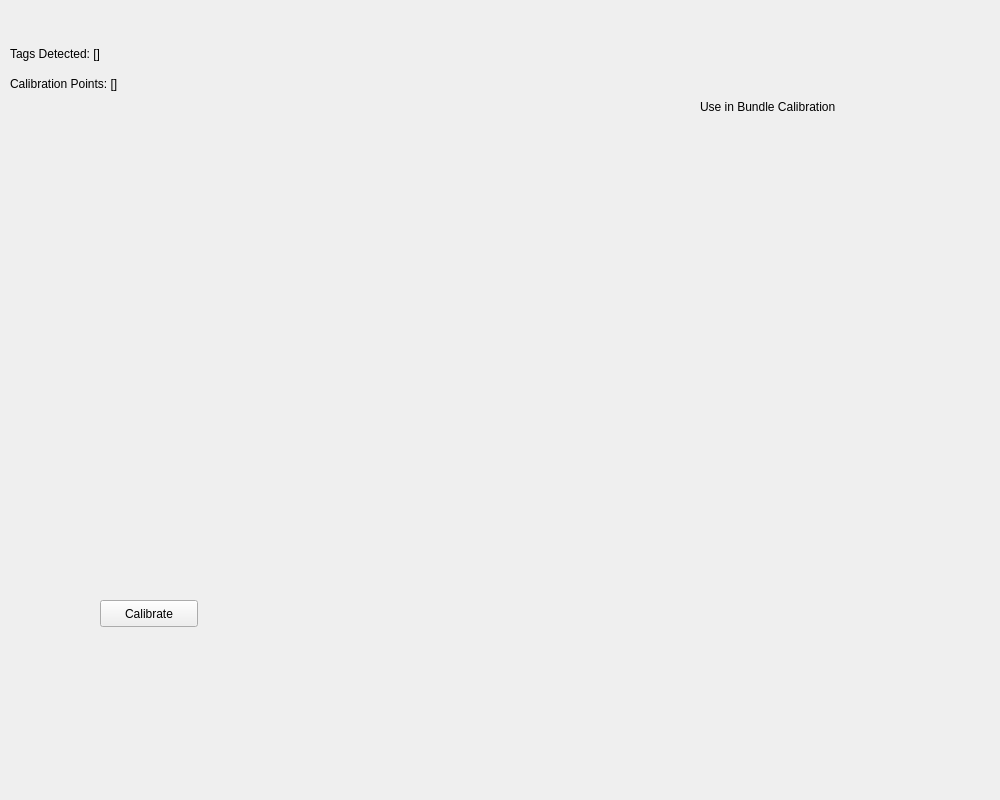
Qt form apriltag_ros/ui/bundle_calibration.ui (bsaund/apriltag_ros) before a commit.
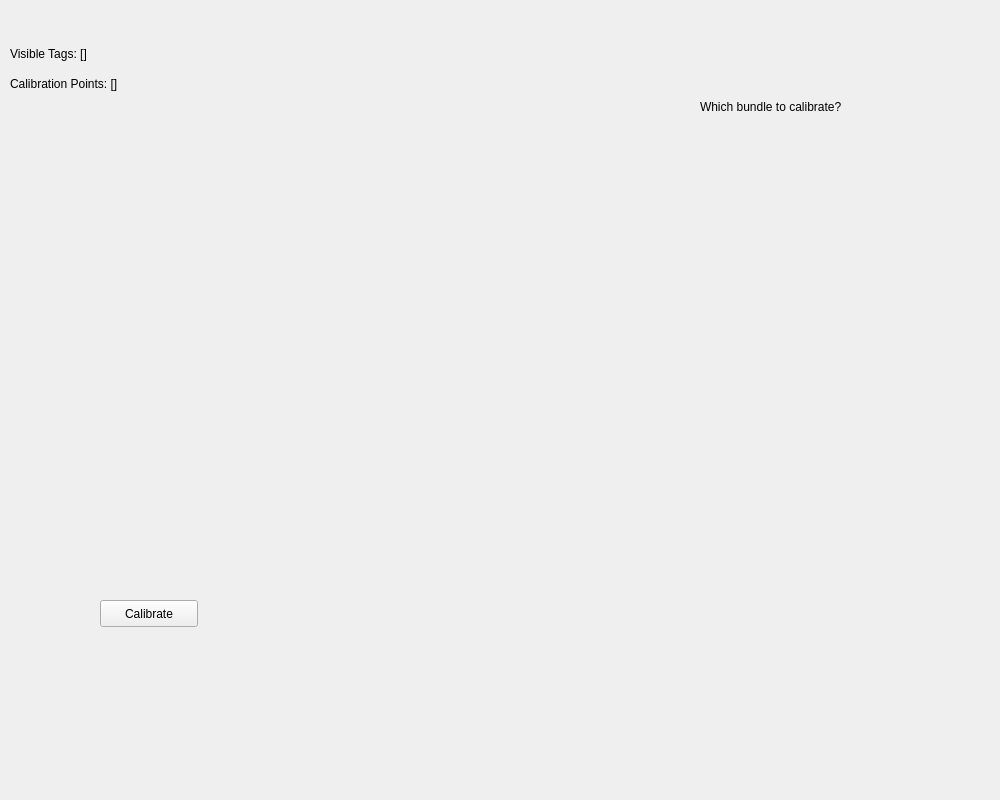
The same form after that commit.

Commit message: Added selectable bundles for calibration

```diff
--- a/apriltag_ros/ui/bundle_calibration.ui
+++ b/apriltag_ros/ui/bundle_calibration.ui
@@ -25,7 +25,7 @@
           </rect>
         </property>
         <property name="text">
-          <string>Tags Detected: []</string>
+          <string>Visible Tags: []</string>
         </property>
       </widget>
       <widget class="QLabel" name="num_calibration_points">
@@ -75,7 +75,7 @@
         </property>
         <widget class="QLabel" name="selected_tags_heading">
           <property name="text">
-            <string>Use in Bundle Calibration</string>
+            <string>Which bundle to calibrate?</string>
           </property>
         </widget>
       </widget>
```
The commit also changes 6 other files.
